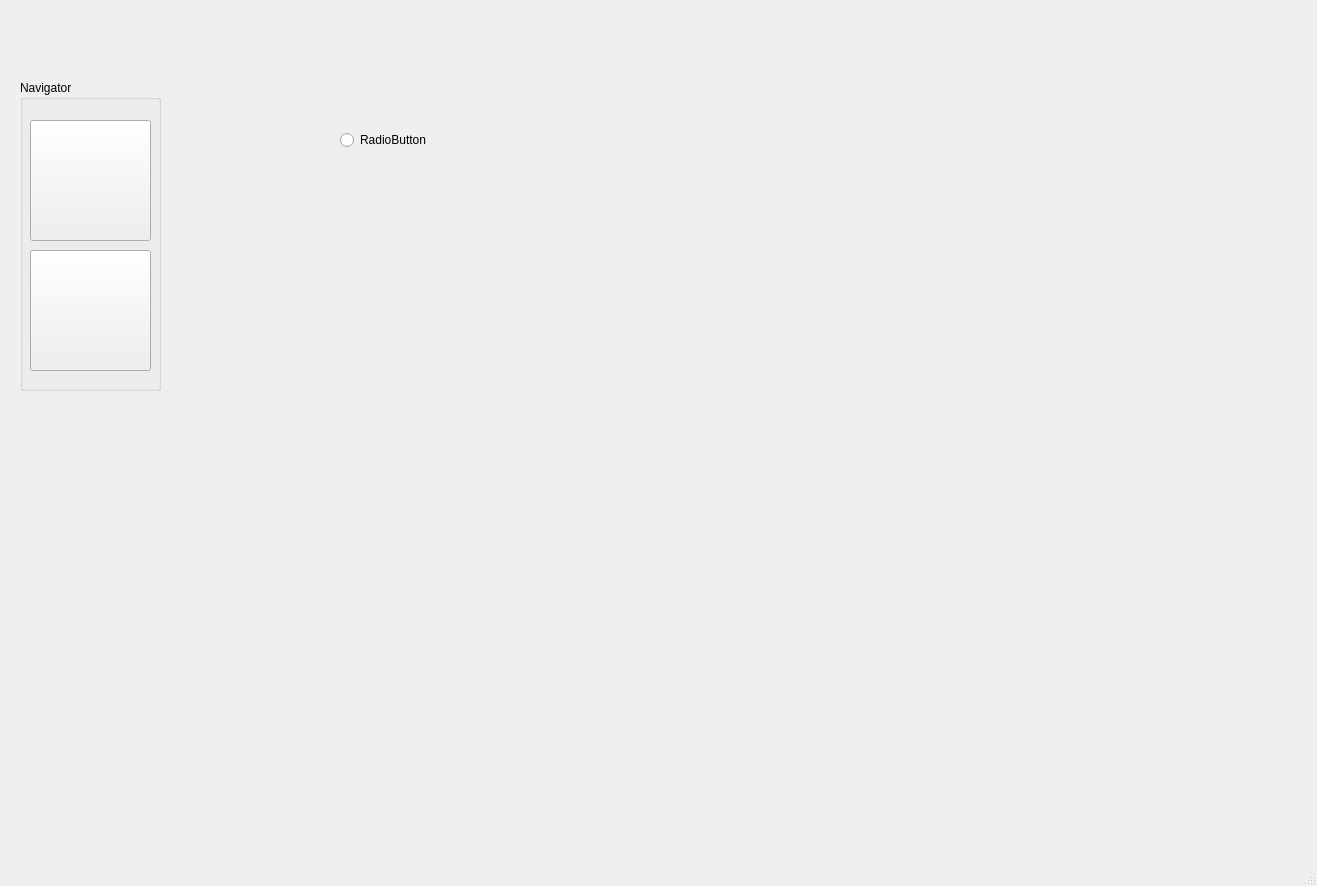
Old version of the form mainWindow.ui in the repository MuradyanA/PremiumCinemaDesktopApplication.
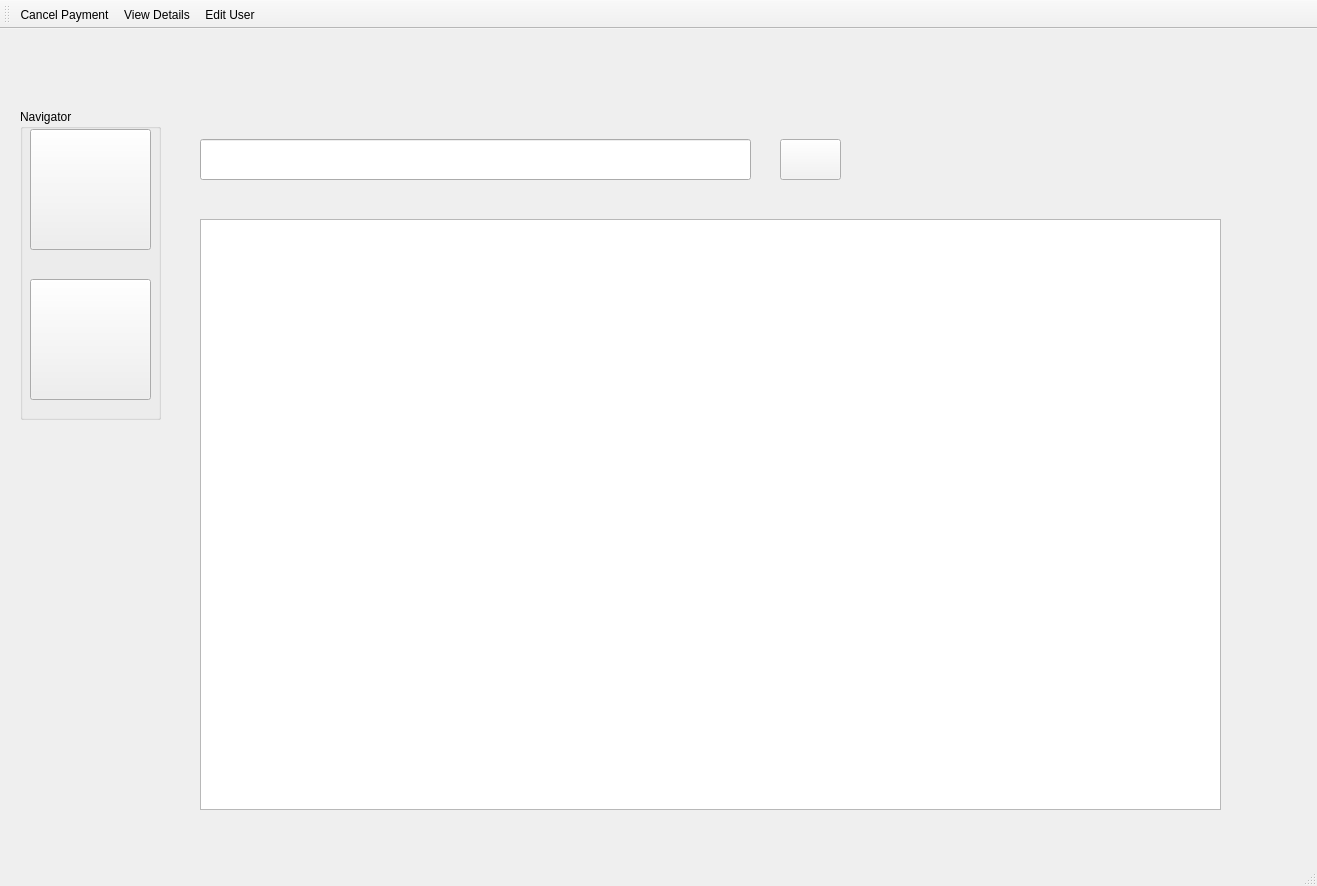
New version of the form. The open tabs and pages were chosen to show the change. Icons and pictures are not drawn.

Diff of the .ui file:
```diff
--- a/mainWindow.ui
+++ b/mainWindow.ui
@@ -27,17 +27,85 @@
      <number>1</number>
     </property>
     <widget class="QWidget" name="users">
-     <widget class="QRadioButton" name="radioButton">
+     <widget class="QLineEdit" name="leUserSearch">
       <property name="geometry">
        <rect>
-        <x>160</x>
-        <y>80</y>
-        <width>89</width>
-        <height>20</height>
+        <x>20</x>
+        <y>60</y>
+        <width>551</width>
+        <height>41</height>
        </rect>
       </property>
+      <property name="font">
+       <font>
+        <pointsize>12</pointsize>
+       </font>
+      </property>
       <property name="text">
-       <string>RadioButton</string>
+       <string/>
+      </property>
+     </widget>
+     <widget class="QTableView" name="usersTableView">
+      <property name="geometry">
+       <rect>
+        <x>20</x>
+        <y>140</y>
+        <width>1021</width>
+        <height>591</height>
+       </rect>
+      </property>
+      <property name="baseSize">
+       <size>
+        <width>100</width>
+        <height>100</height>
+       </size>
+      </property>
+      <property name="font">
+       <font>
+        <pointsize>12</pointsize>
+       </font>
+      </property>
+      <attribute name="horizontalHeaderVisible">
+       <bool>true</bool>
+      </attribute>
+      <attribute name="horizontalHeaderCascadingSectionResizes">
+       <bool>true</bool>
+      </attribute>
+     </widget>
+     <widget class="QPushButton" name="uSearchButton">
+      <property name="geometry">
+       <rect>
+        <x>600</x>
+        <y>60</y>
+        <width>61</width>
+        <height>41</height>
+       </rect>
+      </property>
+      <property name="font">
+       <font>
+        <pointsize>12</pointsize>
+       </font>
+      </property>
+      <property name="autoFillBackground">
+       <bool>false</bool>
+      </property>
+      <property name="styleSheet">
+       <string notr="true">background-color: #f3f3f3;
+
+</string>
+      </property>
+      <property name="text">
+       <string/>
+      </property>
+      <property name="icon">
+       <iconset resource="icons.qrc">
+        <normaloff>:/icons/Icons/magnifier.png</normaloff>:/icons/Icons/magnifier.png</iconset>
+      </property>
+      <property name="iconSize">
+       <size>
+        <width>46</width>
+        <height>33</height>
+       </size>
       </property>
      </widget>
     </widget>
@@ -225,7 +293,7 @@
      <property name="geometry">
       <rect>
        <x>10</x>
-       <y>170</y>
+       <y>20</y>
        <width>121</width>
        <height>121</height>
       </rect>
@@ -254,7 +322,7 @@
      <property name="geometry">
       <rect>
        <x>10</x>
-       <y>40</y>
+       <y>170</y>
        <width>121</width>
        <height>121</height>
       </rect>
@@ -291,7 +359,82 @@
     </rect>
    </property>
   </widget>
-  <widget class="QStatusBar" name="statusbar"/>
+  <widget class="QStatusBar" name="statusbar">
+   <property name="font">
+    <font>
+     <pointsize>11</pointsize>
+    </font>
+   </property>
+  </widget>
+  <widget class="QToolBar" name="toolBar">
+   <property name="windowTitle">
+    <string>toolBar</string>
+   </property>
+   <property name="iconSize">
+    <size>
+     <width>40</width>
+     <height>40</height>
+    </size>
+   </property>
+   <attribute name="toolBarArea">
+    <enum>TopToolBarArea</enum>
+   </attribute>
+   <attribute name="toolBarBreak">
+    <bool>false</bool>
+   </attribute>
+   <addaction name="actionCancelPayment"/>
+   <addaction name="actionViewDetails"/>
+   <addaction name="actionEditUser"/>
+  </widget>
+  <action name="actionCancelPayment">
+   <property name="enabled">
+    <bool>true</bool>
+   </property>
+   <property name="icon">
+    <iconset theme="audio-card" resource="icons.qrc">
+     <normaloff>:/toolbar/Icons/cancel.jpg</normaloff>:/toolbar/Icons/cancel.jpg</iconset>
+   </property>
+   <property name="text">
+    <string>Cancel Payment</string>
+   </property>
+   <property name="toolTip">
+    <string>Cancel Choosen Payment</string>
+   </property>
+   <property name="menuRole">
+    <enum>QAction::NoRole</enum>
+   </property>
+  </action>
+  <action name="actionViewDetails">
+   <property name="icon">
+    <iconset resource="icons.qrc">
+     <normaloff>:/toolbar/Icons/magnifyerDocument.png</normaloff>
+     <normalon>:/toolbar/Icons/magnifyerDocument.png</normalon>:/toolbar/Icons/magnifyerDocument.png</iconset>
+   </property>
+   <property name="text">
+    <string>View Details</string>
+   </property>
+   <property name="toolTip">
+    <string>View Payment's Details</string>
+   </property>
+   <property name="menuRole">
+    <enum>QAction::NoRole</enum>
+   </property>
+  </action>
+  <action name="actionEditUser">
+   <property name="icon">
+    <iconset resource="icons.qrc">
+     <normaloff>:/edit/Icons/edit.png</normaloff>:/edit/Icons/edit.png</iconset>
+   </property>
+   <property name="text">
+    <string>Edit User</string>
+   </property>
+   <property name="toolTip">
+    <string>Edit User</string>
+   </property>
+   <property name="menuRole">
+    <enum>QAction::NoRole</enum>
+   </property>
+  </action>
  </widget>
  <resources>
   <include location="icons.qrc"/>
```
Left out of the diff: 4 changed lines with no effect on the pictures.
